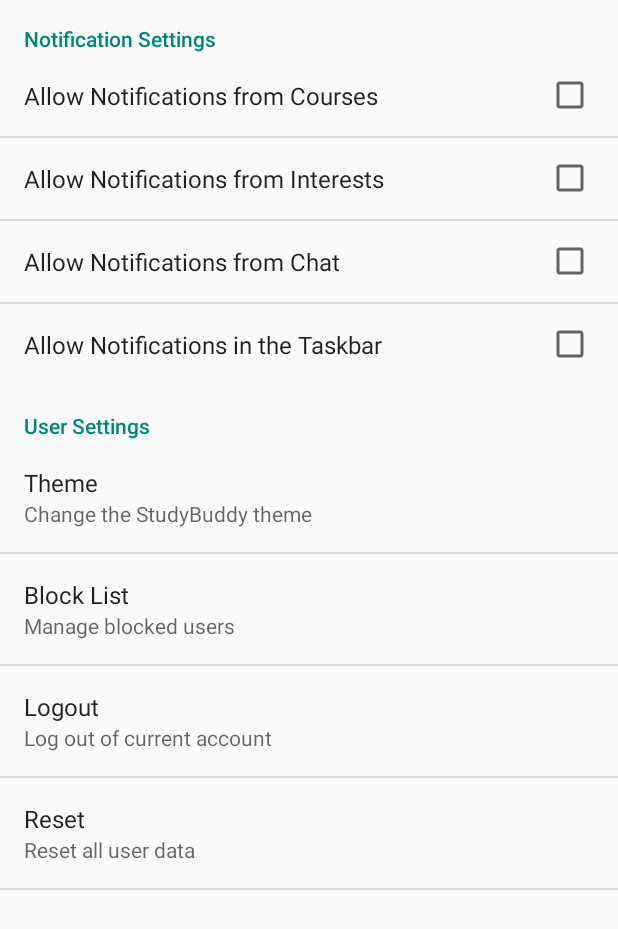
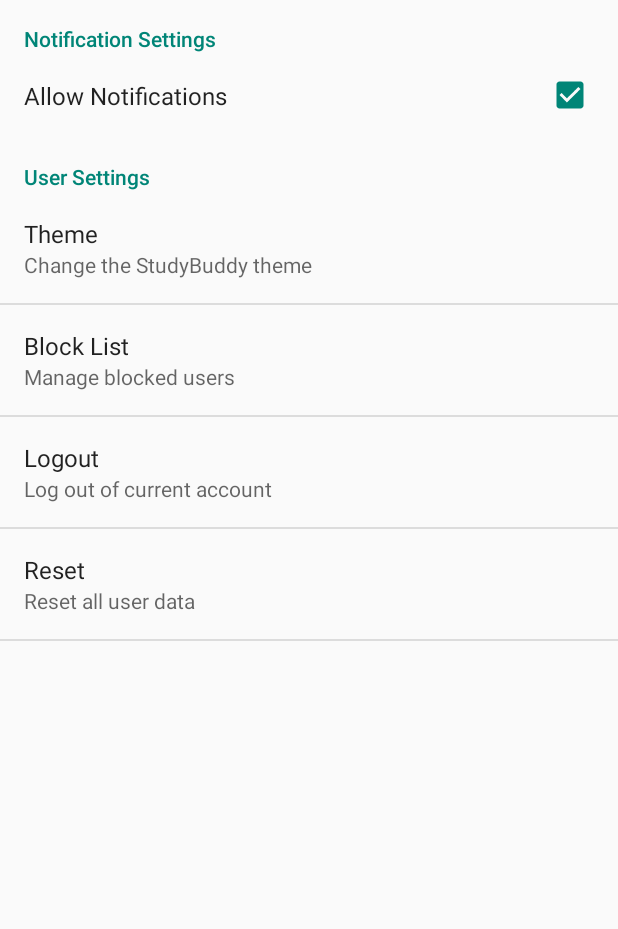
Before and after one commit to MonoAlpaca/StudyBuddy, an Android app: the Settings screen opened directly, with no data from a screen before it, on a phone screen of 412 x 824 dp. Shown: the top 929 px of the screen. Run offline under Robolectric (Android 15) with nearby library versions, the phone set to English and light mode, and no system bars.

Commit message:
Notifications
asd

```diff
--- a/Client/StudyBuddy/app/src/main/java/com/team18/studybuddy/studybuddy/ISetTextInFragment.java
+++ b/Client/StudyBuddy/app/src/main/java/com/team18/studybuddy/studybuddy/ISetTextInFragment.java
@@ -8,7 +8,7 @@ public interface ISetTextInFragment {
     public abstract void disableProgess();
     public abstract void showBioText(String testToShow);
     public abstract void showNameText(String testToShow);
-    public abstract void showInterestText(String testToShow);
+    public abstract void showInterestText(String[] testToShow);
     public abstract void showCourseText(String[][] testToShow);
 
 }
--- a/Client/StudyBuddy/app/src/main/res/xml/fragment_settings.xml
+++ b/Client/StudyBuddy/app/src/main/res/xml/fragment_settings.xml
@@ -7,17 +7,9 @@
         android:key="settingsNotification">
 
         <CheckBoxPreference
-            android:title="Allow Notifications from Courses"
-            android:key="settingsNotificationCourses" />
-        <CheckBoxPreference
-            android:title="Allow Notifications from Interests"
-            android:key="settingsNotificationInterests" />
-        <CheckBoxPreference
-            android:title="Allow Notifications from Chat"
-            android:key="settingsNotificationChat" />
-        <CheckBoxPreference
-            android:title="Allow Notifications in the Taskbar"
-            android:key="settingsNotificationTaskbar" />
+            android:title="Allow Notifications"
+            android:defaultValue="true"
+            android:key="notificationSettings" />
 
     </PreferenceCategory>
 
```
Also changed, not shown: Client/StudyBuddy/app/src/main/java/com/team18/studybuddy/studybuddy/MainActivity.java (+25 -0 lines), Client/StudyBuddy/app/src/main/java/com/team18/studybuddy/studybuddy/ProfileFrag.java (+5 -4 lines), Client/StudyBuddy/app/src/main/res/layout/fragment_profile.xml (+3 -6 lines), Client/StudyBuddy/app/src/main/res/drawable-hdpi/mail_icon.png (added), 1 other file.
